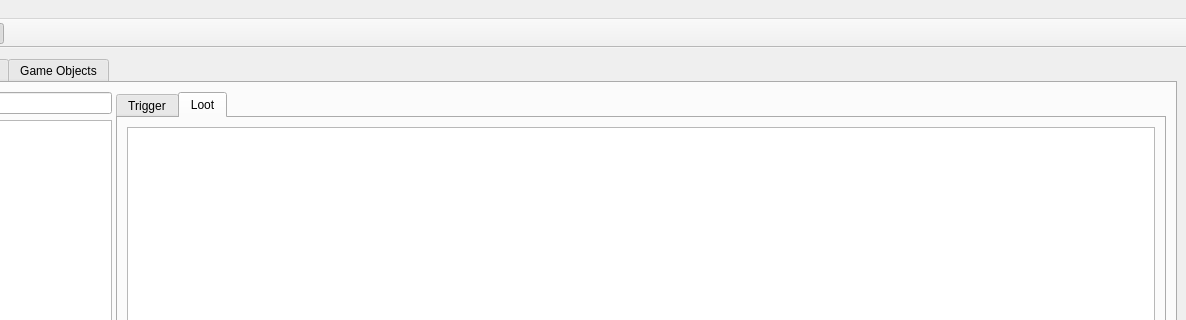
Old version of the form editor/ui/object_editor.ui in the repository Kyoril/wow-pp; both pictures show x 164 to 1350 and y 0 to 320 of the 1350 by 748 pixel window.
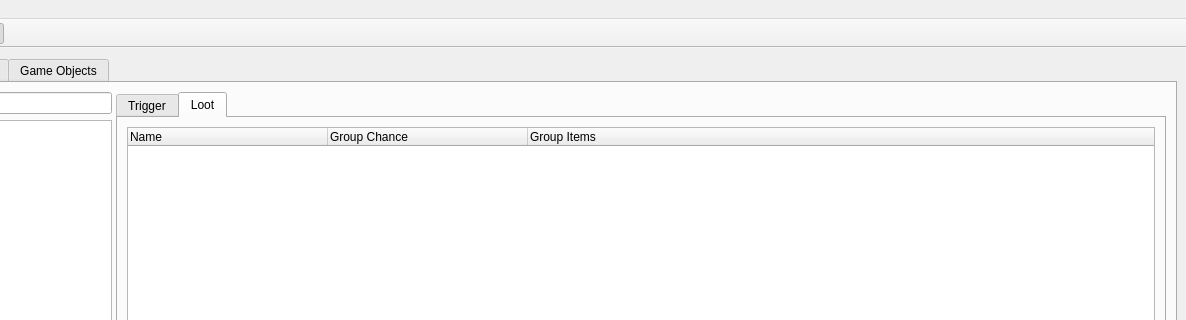
New version of the form. Icons and pictures are not drawn.

```diff
--- a/editor/ui/object_editor.ui
+++ b/editor/ui/object_editor.ui
@@ -195,7 +195,7 @@
                     <number>3</number>
                    </property>
                    <attribute name="headerVisible">
-                    <bool>false</bool>
+                    <bool>true</bool>
                    </attribute>
                    <attribute name="headerDefaultSectionSize">
                     <number>200</number>
```
